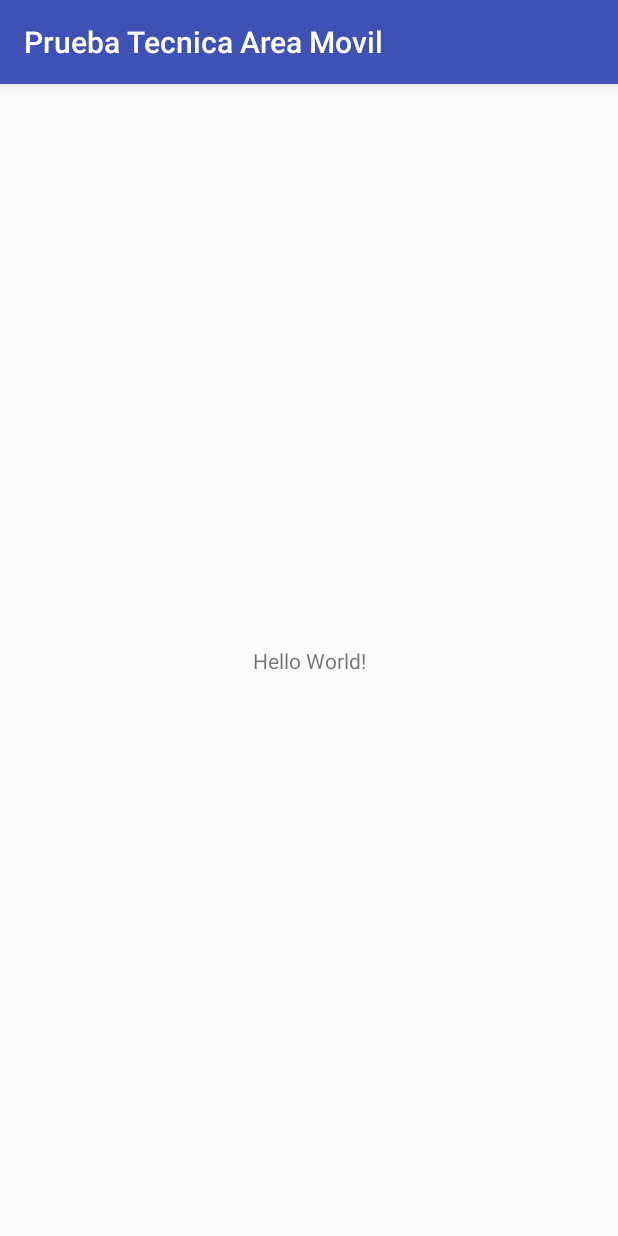
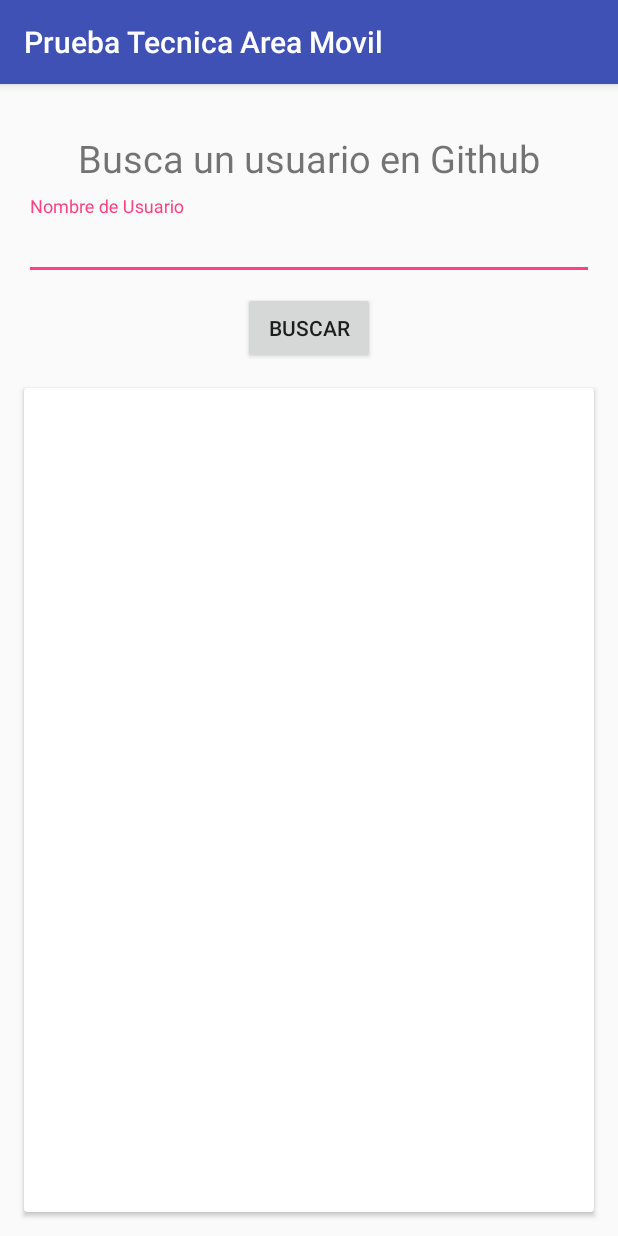
Before and after one commit to ricardovejarano/appCreatic, an Android app: the screen it shows after launch (MainActivity), on a phone screen of 412 x 824 dp. Run offline under Robolectric (Android 15) with nearby library versions, the phone set to English and light mode, and no system bars; our stand-ins replace CircleImageView, data binding.

Commit message:
Activity main design v1 - Databinding and Model

```diff
--- a/app/src/main/AndroidManifest.xml
+++ b/app/src/main/AndroidManifest.xml
@@ -9,13 +9,14 @@
         android:roundIcon="@mipmap/ic_launcher_round"
         android:supportsRtl="true"
         android:theme="@style/AppTheme">
-        <activity android:name=".MainActivity">
+        <activity android:name=".SplashActivity">
             <intent-filter>
                 <action android:name="android.intent.action.MAIN" />
 
                 <category android:name="android.intent.category.LAUNCHER" />
             </intent-filter>
         </activity>
+        <activity android:name=".MainActivity"></activity>
     </application>
 
 </manifest>
--- /dev/null
+++ b/app/src/main/java/com/example/ricardo/pruebatecnicaareamovil/SplashActivity.kt
@@ -0,0 +1,22 @@
+package com.example.ricardo.pruebatecnicaareamovil
+
+import android.support.v7.app.AppCompatActivity
+import android.os.Bundle
+import android.os.Handler
+import org.jetbrains.anko.startActivity
+
+class SplashActivity : AppCompatActivity() {
+
+    private val timer = 2000
+
+    override fun onCreate(savedInstanceState: Bundle?) {
+        super.onCreate(savedInstanceState)
+        setContentView(R.layout.activity_splash)
+
+        Handler().postDelayed({
+            startActivity<MainActivity>()
+            finish()
+        }, timer.toLong())
+
+    }
+}
--- /dev/null
+++ b/app/src/main/java/com/example/ricardo/pruebatecnicaareamovil/util/BindingAdapters.kt
@@ -0,0 +1 @@
+package com.example.ricardo.pruebatecnicaareamovil.util
--- a/app/src/main/res/layout/activity_main.xml
+++ b/app/src/main/res/layout/activity_main.xml
@@ -1,18 +1,110 @@
 <?xml version="1.0" encoding="utf-8"?>
-<android.support.constraint.ConstraintLayout xmlns:android="http://schemas.android.com/apk/res/android"
+<layout xmlns:android="http://schemas.android.com/apk/res/android"
     xmlns:app="http://schemas.android.com/apk/res-auto"
-    xmlns:tools="http://schemas.android.com/tools"
+    xmlns:tools="http://schemas.android.com/tools">
+
+    <data>
+        <variable
+            name="user"
+            type="com.example.ricardo.pruebatecnicaareamovil.data.model.User"/>
+    </data>
+
+    <android.support.constraint.ConstraintLayout
         android:layout_width="match_parent"
         android:layout_height="match_parent"
         tools:context=".MainActivity">
 
-    <TextView
+        <android.support.design.widget.TextInputLayout
+            android:id="@+id/textInputLayout"
+            android:layout_width="match_parent"
+            android:layout_height="wrap_content"
+            android:layout_marginEnd="@dimen/medium"
+            android:layout_marginLeft="@dimen/medium"
+            android:layout_marginRight="@dimen/medium"
+            android:layout_marginStart="@dimen/medium"
+            android:layout_marginTop="@dimen/small"
+            app:layout_constraintEnd_toEndOf="parent"
+            app:layout_constraintHorizontal_bias="0.0"
+            app:layout_constraintStart_toStartOf="parent"
+            app:layout_constraintTop_toBottomOf="@+id/textView">
+
+            <android.support.design.widget.TextInputEditText
+                android:layout_width="match_parent"
+                android:layout_height="wrap_content"
+                android:hint="@string/username" />
+        </android.support.design.widget.TextInputLayout>
+
+        <Button
+            android:id="@+id/button"
             android:layout_width="wrap_content"
             android:layout_height="wrap_content"
-        android:text="Hello World!"
-        app:layout_constraintBottom_toBottomOf="parent"
-        app:layout_constraintLeft_toLeftOf="parent"
-        app:layout_constraintRight_toRightOf="parent"
+            android:layout_marginEnd="@dimen/small"
+            android:layout_marginLeft="@dimen/small"
+            android:layout_marginRight="@dimen/small"
+            android:layout_marginStart="@dimen/small"
+            android:layout_marginTop="@dimen/small"
+            android:text="@string/search"
+            app:layout_constraintEnd_toEndOf="parent"
+            app:layout_constraintStart_toStartOf="parent"
+            app:layout_constraintTop_toBottomOf="@+id/textInputLayout" />
+
+        <TextView
+            android:id="@+id/textView"
+            android:layout_width="wrap_content"
+            android:layout_height="wrap_content"
+            android:layout_marginEnd="@dimen/small"
+            android:layout_marginLeft="@dimen/small"
+            android:layout_marginRight="@dimen/small"
+            android:layout_marginStart="@dimen/small"
+            android:layout_marginTop="@dimen/large"
+            android:text="@string/search_github_user"
+            android:textSize="@dimen/title"
+            app:layout_constraintEnd_toEndOf="parent"
+            app:layout_constraintStart_toStartOf="parent"
             app:layout_constraintTop_toTopOf="parent" />
 
+        <android.support.v7.widget.CardView
+            android:layout_width="match_parent"
+            android:layout_height="@dimen/zero_dp"
+            android:layout_marginBottom="@dimen/medium"
+            android:layout_marginEnd="@dimen/medium"
+            android:layout_marginStart="@dimen/medium"
+            android:layout_marginTop="@dimen/medium"
+            app:layout_constraintBottom_toBottomOf="parent"
+            app:layout_constraintEnd_toEndOf="parent"
+            app:layout_constraintStart_toStartOf="parent"
+            app:layout_constraintTop_toBottomOf="@+id/button">
+
+            <android.support.constraint.ConstraintLayout
+                android:layout_width="match_parent"
+                android:layout_height="match_parent">
+
+                <ImageView
+                    android:id="@+id/profileRibbon"
+                    android:layout_width="match_parent"
+                    android:layout_height="@dimen/height_card_view"
+                    android:layout_marginEnd="@dimen/small"
+                    android:layout_marginStart="@dimen/small"
+                    android:layout_marginTop="@dimen/small"
+                    android:scaleType="fitXY"
+                    app:layout_constraintEnd_toEndOf="parent"
+                    app:layout_constraintStart_toStartOf="parent"
+                    app:layout_constraintTop_toTopOf="parent" />
+
+                <de.hdodenhof.circleimageview.CircleImageView
+                    android:id="@+id/userImg"
+                    android:layout_width="match_parent"
+                    android:layout_height="@dimen/height_card_view"
+                    android:layout_marginEnd="@dimen/small"
+                    android:layout_marginStart="@dimen/small"
+                    android:layout_marginTop="@dimen/small"
+                    app:loadImg="@{user.avatar_url}"
+                    app:layout_constraintEnd_toEndOf="parent"
+                    app:layout_constraintStart_toStartOf="parent"
+                    app:layout_constraintTop_toTopOf="parent"
+                    tools:background="@color/cardview_dark_background" />
             </android.support.constraint.ConstraintLayout>
+        </android.support.v7.widget.CardView>
+
+    </android.support.constraint.ConstraintLayout>
+</layout>
--- /dev/null
+++ b/app/src/main/res/values/dimens.xml
@@ -0,0 +1,9 @@
+<?xml version="1.0" encoding="utf-8"?>
+<resources>
+    <dimen name="title">25sp</dimen>
+    <dimen name="small">8dp</dimen>
+    <dimen name="medium">16dp</dimen>
+    <dimen name="zero_dp">0dp</dimen>
+    <dimen name="large">32dp</dimen>
+    <dimen name="height_card_view">206dp</dimen>
+</resources>
--- a/app/src/main/res/values/strings.xml
+++ b/app/src/main/res/values/strings.xml
@@ -1,3 +1,6 @@
 <resources>
     <string name="app_name">Prueba Tecnica Area Movil</string>
+    <string name="username">Nombre de Usuario</string>
+    <string name="search">Buscar</string>
+    <string name="search_github_user">Busca un usuario en Github</string>
 </resources>
--- a/build.gradle
+++ b/build.gradle
@@ -5,6 +5,7 @@ buildscript {
     repositories {
         google()
         jcenter()
+        maven { url 'https://jitpack.io' }
     }
     dependencies {
         classpath 'com.android.tools.build:gradle:3.1.4'
```
Also changed, not shown: app/build.gradle (+50 -2 lines), app/src/main/java/com/example/ricardo/pruebatecnicaareamovil/data/model/User.kt (added, +8 -0 lines), app/src/main/java/com/example/ricardo/pruebatecnicaareamovil/util/Exts.kt (added, +14 -0 lines), app/src/main/res/layout/activity_splash.xml (added, +9 -0 lines). Lines whose indentation alone changed are shown as unchanged.
